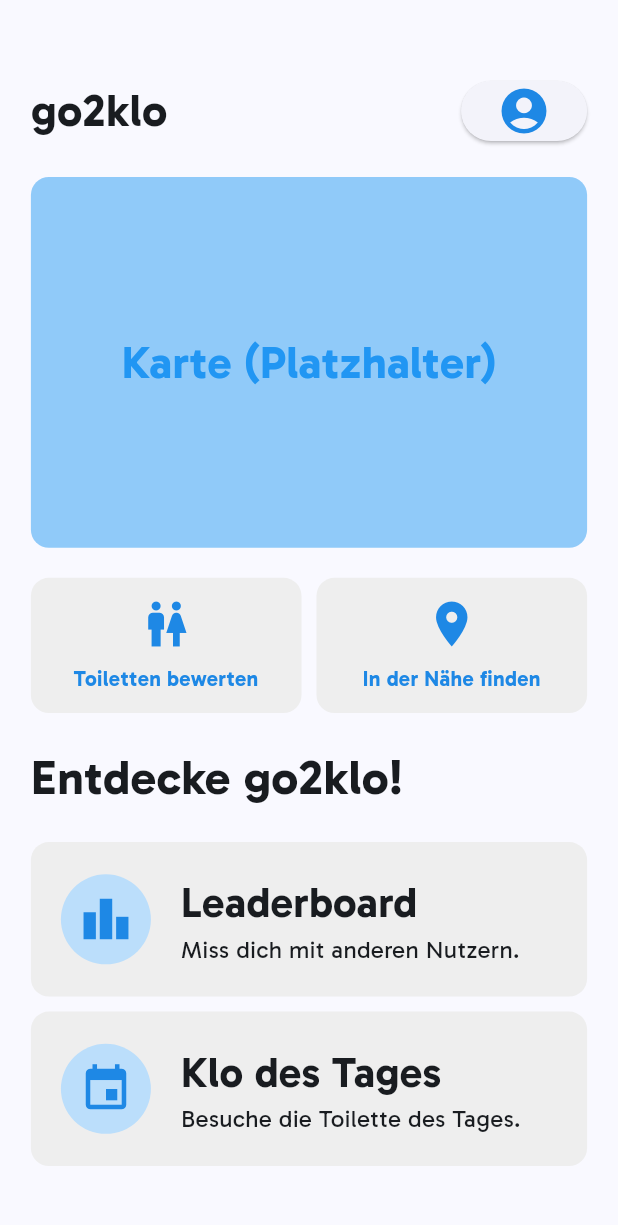
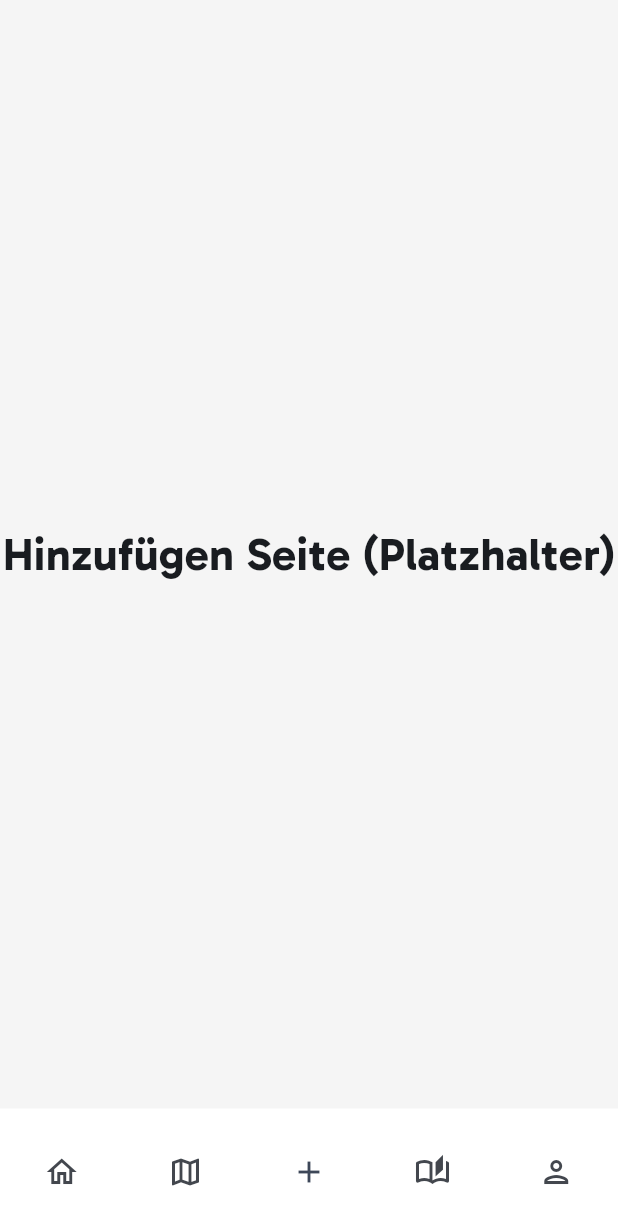
Before and after one commit to czett/go2klo_mobile, a Flutter app: the screen it shows after launch, after a tap on "Toiletten bewerten", on a phone screen of 412 x 824 dp. Shown: the top 1225 px of the screen. Run offline on Flutter 3.47's test engine with Material 3 defaults, Android fonts, the phone set to English and light mode, and no system bars.

Commit message:
start page ui

```diff
--- a/lib/main.dart
+++ b/lib/main.dart
@@ -1,22 +1,25 @@
 import 'package:flutter/material.dart';
-import 'package:flutter/rendering.dart';
+import 'package:flutter/rendering.dart'; // Beibehalten, falls benötigt
+
+void main() {
+  runApp(const MyApp());
+}
 
 class MyApp extends StatelessWidget {
   const MyApp({super.key});
 
-  // This widget is the root of your application.
   @override
   Widget build(BuildContext context) {
     return MaterialApp(
-      title: 'Flutter Demo',
+      title: 'go2klo App', // Titel aktualisiert
       theme: ThemeData(
         // Den Hex-Wert #1776d6 in ein Color-Objekt umwandeln.
         // Der Präfix 0xFF ist notwendig, um einen 32-Bit ARGB-Wert darzustellen.
         colorScheme: ColorScheme.fromSeed(seedColor: const Color(0xFF1776d6)),
         useMaterial3: true,
-        fontFamily: "Gabarito",
+        fontFamily: "Gabarito", // Deine Schriftart Gabarito
       ),
-      home: const MyHomePage(title: 'Flutter Demo Home Page'),
+      home: const MyHomePage(title: 'go2klo Home Page'), // Titel aktualisiert
     );
   }
 }
@@ -31,14 +34,19 @@
 }
 
 class _MyHomePageState extends State<MyHomePage> {
-  @override
-  Widget build(BuildContext context) {
-    // Ermittelt die Breite des Bildschirms
+  // Aktueller Index des ausgewählten Tabs für die NavigationBar
+  int _selectedIndex = 0;
+
+  // Eine Liste von Widgets (Seiten), die angezeigt werden, wenn ein Tab ausgewählt wird
+  // Diese Seiten werden dynamisch basierend auf dem _selectedIndex angezeigt.
+  List<Widget> _pages(BuildContext context) {
+    // Ermittelt die Breite des Bildschirms, da sie in den Seiten-Widgets verwendet wird
     final screenWidth = MediaQuery.of(context).size.width;
 
-    return Scaffold(
-      body: Center(
-        // top bar with app name and profile logo btn
+    return <Widget>[
+      // Seite 1: Home-Seite mit deinen Layout-Elementen
+      SingleChildScrollView( // Ermöglicht das Scrollen, wenn der Inhalt zu lang ist
+        child: Center(
           child: Column(
             children: [
               const SizedBox(height: 50),
@@ -48,39 +56,39 @@
                   mainAxisAlignment: MainAxisAlignment.spaceBetween,
                   mainAxisSize: MainAxisSize.max,
                   children: [
-                  Text(
+                    const Text(
                       "go2klo",
                       style: TextStyle(height: 1, fontSize: 30, fontWeight: FontWeight.bold),
                     ),
                     ElevatedButton(
-                    onPressed: () {print("yo gurt");},
+                      onPressed: () {
+                        print("Profil Button geklickt!");
+                      },
                       child: Icon(
-                      Icons.account_circle, // Toiletten-Icon
+                        Icons.account_circle, // Profil-Icon
                         size: 36,
-                      color: Colors.blue.shade600, // Blaue Icon-Farbe
+                        color: Theme.of(context).colorScheme.primary, // Blaue Icon-Farbe aus dem Theme
                       ),
                     )
                   ],
                 ),
               ),
               const SizedBox(height: 20),
-            // map placehodler for now
+              // Karte (Platzhalter)
               SizedBox(
-              width: screenWidth * 0.9, // Auch diese Box ist 90% breit
+                width: screenWidth * 0.9,
                 child: AspectRatio(
                   aspectRatio: 1.5, // Beispiel: 16:9 Verhältnis (Breite zu Höhe)
                   child: Container(
-                  // 'const' zur BoxDecoration hinzugefügt, um den Hinweis zu beheben.
-                  // Die Opazität wurde auf 0.8 erhöht, damit der BorderRadius besser sichtbar ist.
-                  decoration: const BoxDecoration( // 'const' hinzugefügt
-                    color: Color(0xFF90CAF9),
-                    borderRadius: BorderRadius.all(Radius.circular(12.0)), // BorderRadius auf Radius.circular(12.0) geändert
+                    decoration: BoxDecoration(
+                      color: const Color(0xFF90CAF9), // Deine spezifische Farbe (Colors.blue.shade200)
+                      borderRadius: BorderRadius.all(Radius.circular(12.0)),
                     ),
-                  child: const Center( // 'const' hinzugefügt
+                    child: const Center(
                       child: Text(
-                      'Karte (Platzhalter)', // Text angepasst
+                        'Karte (Platzhalter)',
                         style: TextStyle(
-                        color: Colors.blue, // Textfarbe auf weiß geändert für besseren Kontrast
+                          color: Colors.white, // Farbe angepasst für besseren Kontrast
                           fontSize: 30,
                           fontWeight: FontWeight.bold,
                         ),
@@ -90,24 +98,25 @@
                 ),
               ),
               const SizedBox(height: 20),
-            // quick actions from start page
+              // Quick Actions von der Startseite
               SizedBox(
-              width: screenWidth * 0.9, // Die Breite entspricht der vorherigen Boxen
+                width: screenWidth * 0.9,
                 child: Row(
-                // mainAxisAlignment.spaceBetween ist hier auch gut, um die Buttons zu verteilen
                   mainAxisAlignment: MainAxisAlignment.spaceBetween,
                   children: [
                     // Erste Schaltfläche: Toiletten bewerten
                     Expanded(
                       child: AspectRatio(
-                      aspectRatio: 2.0, // Seitenverhältnis von 3.0 (Breite zu Höhe)
+                        aspectRatio: 2.0, // Seitenverhältnis
                         child: InkWell( // Macht den Container klickbar
                           onTap: () {
-                          print('Toiletten bewerten geklickt!');
+                            setState(() {
+                              _selectedIndex = 2;
+                            });
                           },
                           child: Container(
                             decoration: BoxDecoration(
-                            color: Colors.grey.shade200, // Heller Hintergrund für die Schaltfläche
+                              color: Colors.white, // Heller Hintergrund
                               borderRadius: BorderRadius.all(Radius.circular(12.0)),
                             ),
                             child: Column(
@@ -116,14 +125,14 @@
                                 Icon(
                                   Icons.wc, // Toiletten-Icon
                                   size: 36,
-                                color: Colors.blue.shade600, // Blaue Icon-Farbe
+                                  color: Theme.of(context).colorScheme.primary, // Blaue Icon-Farbe
                                 ),
                                 const SizedBox(height: 8),
                                 Text(
                                   'Toiletten bewerten',
                                   textAlign: TextAlign.center,
                                   style: TextStyle(
-                                  color: Colors.blue.shade600, // Blaue Textfarbe
+                                    color: Theme.of(context).colorScheme.primary, // Blaue Textfarbe
                                     fontSize: 14,
                                     fontWeight: FontWeight.bold,
                                   ),
@@ -138,15 +147,17 @@
                     // Zweite Schaltfläche: In der Nähe finden
                     Expanded(
                       child: AspectRatio(
-                      aspectRatio: 2.0, // Seitenverhältnis von 3.0 (Breite zu Höhe)
+                        aspectRatio: 2.0, // Seitenverhältnis
                         child: InkWell( // Macht den Container klickbar
                           onTap: () {
-                          print('In der Nähe finden geklickt!');
+                            setState(() {
+                              _selectedIndex = 1;
+                            });
                           },
                           child: Container(
                             decoration: BoxDecoration(
-                            color: Colors.grey.shade200, // Heller Hintergrund für die Schaltfläche
-                            borderRadius: BorderRadius.all(Radius.circular(12.0))
+                              color: Colors.white, // Heller Hintergrund
+                              borderRadius: BorderRadius.all(Radius.circular(12.0)),
                             ),
                             child: Column(
                               mainAxisAlignment: MainAxisAlignment.center,
@@ -154,14 +165,14 @@
                                 Icon(
                                   Icons.location_on, // Standort-Icon
                                   size: 36,
-                                color: Colors.blue.shade600, // Blaue Icon-Farbe
+                                  color: Theme.of(context).colorScheme.primary, // Blaue Icon-Farbe
                                 ),
                                 const SizedBox(height: 8),
                                 Text(
                                   'In der Nähe finden',
                                   textAlign: TextAlign.center,
                                   style: TextStyle(
-                                  color: Colors.blue.shade600, // Blaue Textfarbe
+                                    color: Theme.of(context).colorScheme.primary, // Blaue Textfarbe
                                     fontSize: 14,
                                     fontWeight: FontWeight.bold,
                                   ),
@@ -175,38 +186,17 @@
                   ],
                 ),
               ),
+              const SizedBox(height: 20),
+              // Leadboard und Klo des Tages Sektionen
               SizedBox(
-              height: 20,
-            ),
-            SizedBox(
-              width: screenWidth * 0.9, // Die Breite wird hier festgelegt
-              // Optional: color: Colors.amber, // Für Debugging, um die Größe zu sehen
-              child: Column( // Die Column ist jetzt der Child des Containers
-                // Kinder der Column hier
-                children: [
-                  Row(
-                    children: [
-                      Text(
-                        "Entdecke go2klo!",
-                        style: TextStyle(
-                          fontWeight: FontWeight.bold,
-                          fontSize: 32,
-                        ),
-                      )
-                    ],
-                  ),
-                  SizedBox(height: 20,),
-                  Column(
-                    children: [
-                      SizedBox(
-                        width: double.infinity,
+                width: screenWidth * 0.9,
                 child: Column(
                   children: [
                     Container(
-                              padding: EdgeInsets.all(20),
+                      padding: const EdgeInsets.all(20),
                       decoration: BoxDecoration(
-                                color: Colors.grey.shade200, // Heller Hintergrund für die Schaltfläche
-                                borderRadius: BorderRadius.all(Radius.circular(12.0))
+                        color: Colors.white,
+                        borderRadius: const BorderRadius.all(Radius.circular(12.0)),
                       ),
                       child: Row(
                         mainAxisAlignment: MainAxisAlignment.spaceBetween,
@@ -219,41 +209,41 @@
                               borderRadius: BorderRadius.circular(40),
                             ),
                             child: Icon(
-                                      Icons.leaderboard, // Standort-Icon
+                              Icons.leaderboard, // Icon für Leaderboard
                               size: 36,
-                                      color: Colors.blue.shade600, // Blaue Icon-Farbe
+                              color: Colors.blue.shade600,
                             ),
                           ),
-                                  SizedBox(width: 20,),
-                                  Expanded(
+                          const SizedBox(width: 20), // Abstand zwischen Icon und Text
+                          Expanded( // Expanded sorgt dafür, dass der Text den restlichen Platz einnimmt
                             child: Column(
                               crossAxisAlignment: CrossAxisAlignment.start,
                               children: [
-                                        Text(
+                                const Text(
                                   "Leaderboard",
                                   style: TextStyle(
                                     fontSize: 28,
                                     fontWeight: FontWeight.bold,
                                   ),
                                 ),
-                                        Text(
+                                const Text(
                                   "Miss dich mit anderen Nutzern.",
                                   style: TextStyle(
                                     fontSize: 16,
                                   ),
-                                        )
-                                      ]
                                 ),
-                                  )
                               ],
                             ),
                           ),
-                            SizedBox(height: 10,),
+                        ],
+                      ),
+                    ),
+                    const SizedBox(height: 10), // Vertikaler Abstand
                     Container(
-                              padding: EdgeInsets.all(20),
+                      padding: const EdgeInsets.all(20),
                       decoration: BoxDecoration(
-                                color: Colors.grey.shade200, // Heller Hintergrund für die Schaltfläche
-                                borderRadius: BorderRadius.all(Radius.circular(12.0))
+                        color: Colors.white,
+                        borderRadius: const BorderRadius.all(Radius.circular(12.0)),
                       ),
                       child: Row(
                         mainAxisAlignment: MainAxisAlignment.spaceBetween,
@@ -266,43 +256,124 @@
                               borderRadius: BorderRadius.circular(40),
                             ),
                             child: Icon(
-                                      Icons.event, // Standort-Icon
+                              Icons.event, // Icon für Klo des Tages
                               size: 36,
-                                      color: Colors.blue.shade600, // Blaue Icon-Farbe
+                              color: Colors.blue.shade600,
                             ),
                           ),
-                                  SizedBox(width: 20,),
-                                  Expanded(
+                          const SizedBox(width: 20), // Abstand zwischen Icon und Text
+                          Expanded( // Expanded sorgt dafür, dass der Text den restlichen Platz einnimmt
                             child: Column(
                               crossAxisAlignment: CrossAxisAlignment.start,
                               children: [
-                                        Text(
+                                const Text(
                                   "Klo des Tages",
                                   style: TextStyle(
                                     fontSize: 28,
                                     fontWeight: FontWeight.bold,
                                   ),
                                 ),
-                                        Text(
+                                const Text(
                                   "Besuche die Toilette des Tages.",
                                   style: TextStyle(
                                     fontSize: 16,
                                   ),
-                                        )
-                                      ]
                                 ),
-                                  )
                               ],
                             ),
                           ),
-                            SizedBox(height: 10,),
-                          ]
+                        ],
+                      ),
+                    ),
+                    const SizedBox(height: 20), // Abstand am Ende der Liste
+                  ],
                 ),
               ),
             ],
-                  )
-                ],
           ),
+        ),
+      ),
+
+      // Seite 2: Eine Beispielseite
+      const Center(
+        child: Text(
+          'Suchen Seite (Platzhalter)',
+          style: TextStyle(fontSize: 30, fontWeight: FontWeight.bold),
+        ),
+      ),
+      // Seite 3: Eine Beispielseite
+      const Center(
+        child: Text(
+          'Hinzufügen Seite (Platzhalter)',
+          style: TextStyle(fontSize: 30, fontWeight: FontWeight.bold),
+        ),
+      ),
+      // Seite 4: Eine Beispielseite
+      const Center(
+        child: Text(
+          'Benachrichtigungen Seite (Platzhalter)',
+          style: TextStyle(fontSize: 30, fontWeight: FontWeight.bold),
+        ),
+      ),
+      // Seite 5: Eine Beispielseite
+      const Center(
+        child: Text(
+          'Profil Seite (Platzhalter)',
+          style: TextStyle(fontSize: 30, fontWeight: FontWeight.bold),
+        ),
+      ),
+    ];
+  }
+
+  // Callback-Funktion, die aufgerufen wird, wenn ein Tab getippt wird
+  void _onDestinationSelected(int index) {
+    setState(() {
+      _selectedIndex = index;
+    });
+  }
+
+  @override
+  Widget build(BuildContext context) {
+    return Scaffold(
+      backgroundColor: Colors.grey.shade100,
+      body: _pages(context)[_selectedIndex], // Zeigt die aktuell ausgewählte Seite an
+      bottomNavigationBar: NavigationBarTheme(
+        data: NavigationBarThemeData(
+          labelBehavior: NavigationDestinationLabelBehavior.alwaysHide,
+          height: 85,
+          indicatorColor: Colors.transparent,
+          backgroundColor: Colors.white,
+        ),
+        child: NavigationBar(
+          // indicatorShape: CircleBorder(),
+          selectedIndex: _selectedIndex,
+          onDestinationSelected: _onDestinationSelected,
+          surfaceTintColor: Colors.transparent,
+          destinations: const <NavigationDestination>[
+            NavigationDestination(
+              icon: Icon(Icons.home_outlined),
+              selectedIcon: Icon(Icons.home),
+              label: '',
+            ),
+            NavigationDestination(
+              icon: Icon(Icons.map_outlined),
+              selectedIcon: Icon(Icons.map),
+              label: '',
+            ),
+            NavigationDestination(
+              icon: Icon(Icons.add_rounded),
+              selectedIcon: Icon(Icons.add),
+              label: '',
+            ),
+            NavigationDestination(
+              icon: Icon(Icons.auto_stories_outlined),
+              selectedIcon: Icon(Icons.auto_stories),
+              label: '',
+            ),
+            NavigationDestination(
+              icon: Icon(Icons.person_outlined),
+              selectedIcon: Icon(Icons.person),
+              label: '',
             ),
           ],
         ),
@@ -310,8 +381,3 @@
     );
   }
 }
-
-// Main-Funktion zum Ausführen der App (falls nicht bereits vorhanden)
-void main() {
-  runApp(const MyApp());
-}
```
Lines whose indentation alone changed are shown as unchanged.
